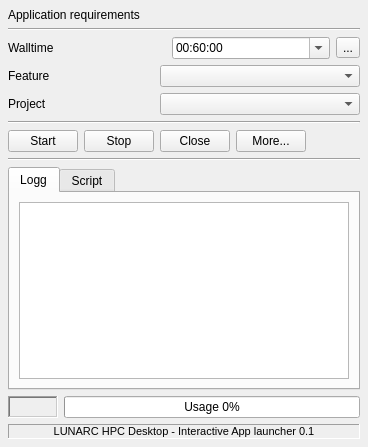
Qt form ui/mainwindow_simplified.ui (lunarc/gfxlauncher) before a commit.
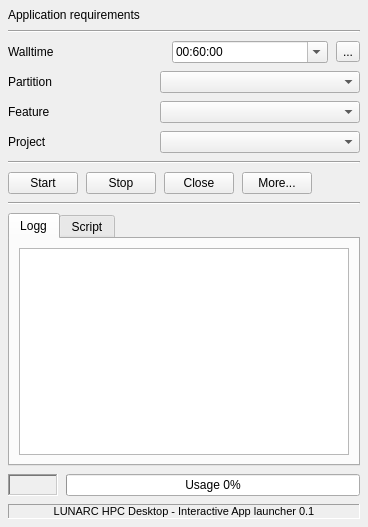
The same form after that commit. Icons and pictures are not drawn.

Commit message: Updated feature and partition selection. Updated output processing for notebooks and labs. Added user interface for selecting partitions and querying features.

What changed in the file:
```diff
--- a/ui/mainwindow_simplified.ui
+++ b/ui/mainwindow_simplified.ui
@@ -7,14 +7,17 @@
     <x>0</x>
     <y>0</y>
     <width>368</width>
-    <height>447</height>
+    <height>527</height>
    </rect>
   </property>
   <property name="windowTitle">
    <string>MainWindow</string>
   </property>
   <widget class="QWidget" name="centralwidget">
-   <layout class="QVBoxLayout" name="verticalLayout_2">
+   <layout class="QVBoxLayout" name="verticalLayout">
+    <property name="spacing">
+     <number>8</number>
+    </property>
     <property name="leftMargin">
      <number>8</number>
     </property>
@@ -97,6 +100,51 @@
       </item>
      </layout>
     </item>
+    <item>
+     <layout class="QHBoxLayout" name="horizontalLayout_6">
+      <item>
+       <widget class="QLabel" name="label_6">
+        <property name="sizePolicy">
+         <sizepolicy hsizetype="Expanding" vsizetype="Preferred">
+          <horstretch>0</horstretch>
+          <verstretch>0</verstretch>
+         </sizepolicy>
+        </property>
+        <property name="maximumSize">
+         <size>
+          <width>16777215</width>
+          <height>16777215</height>
+         </size>
+        </property>
+        <property name="text">
+         <string>Partition</string>
+        </property>
+       </widget>
+      </item>
+      <item>
+       <widget class="QComboBox" name="partCombo">
+        <property name="sizePolicy">
+         <sizepolicy hsizetype="Fixed" vsizetype="Fixed">
+          <horstretch>0</horstretch>
+          <verstretch>0</verstretch>
+         </sizepolicy>
+        </property>
+        <property name="minimumSize">
+         <size>
+          <width>200</width>
+          <height>0</height>
+         </size>
+        </property>
+        <property name="maximumSize">
+         <size>
+          <width>16777215</width>
+          <height>16777215</height>
+         </size>
+        </property>
+       </widget>
+      </item>
+     </layout>
+    </item>
     <item>
      <layout class="QHBoxLayout" name="horizontalLayout_5">
       <item>
```
The commit also changes 8 other files.
